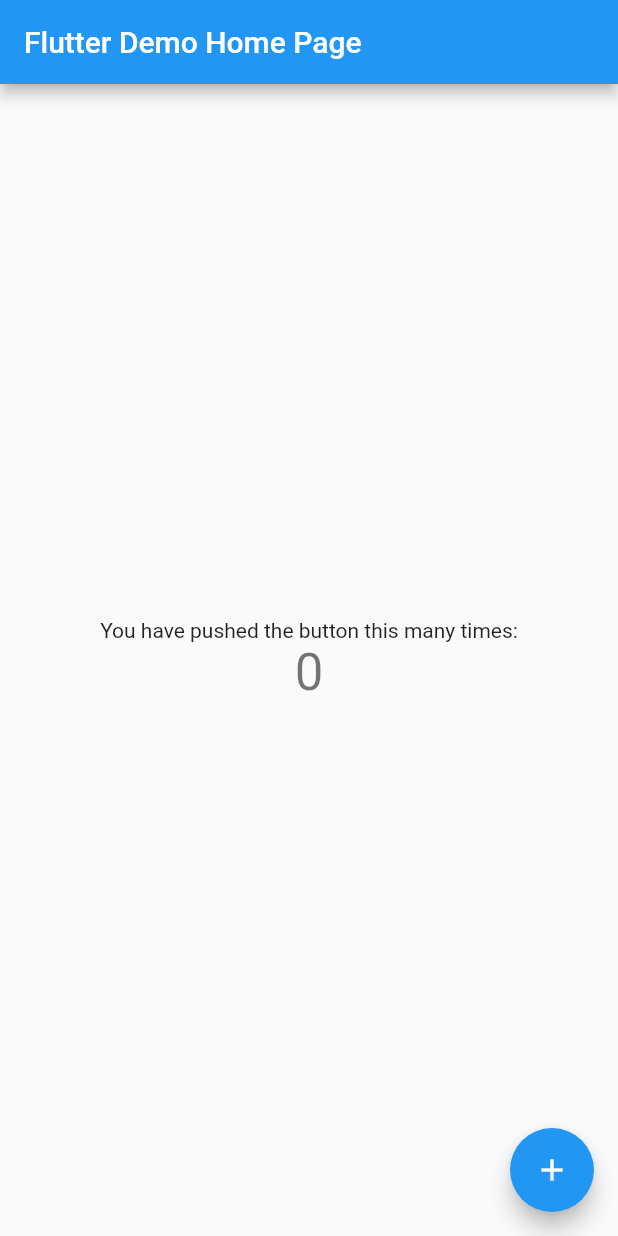
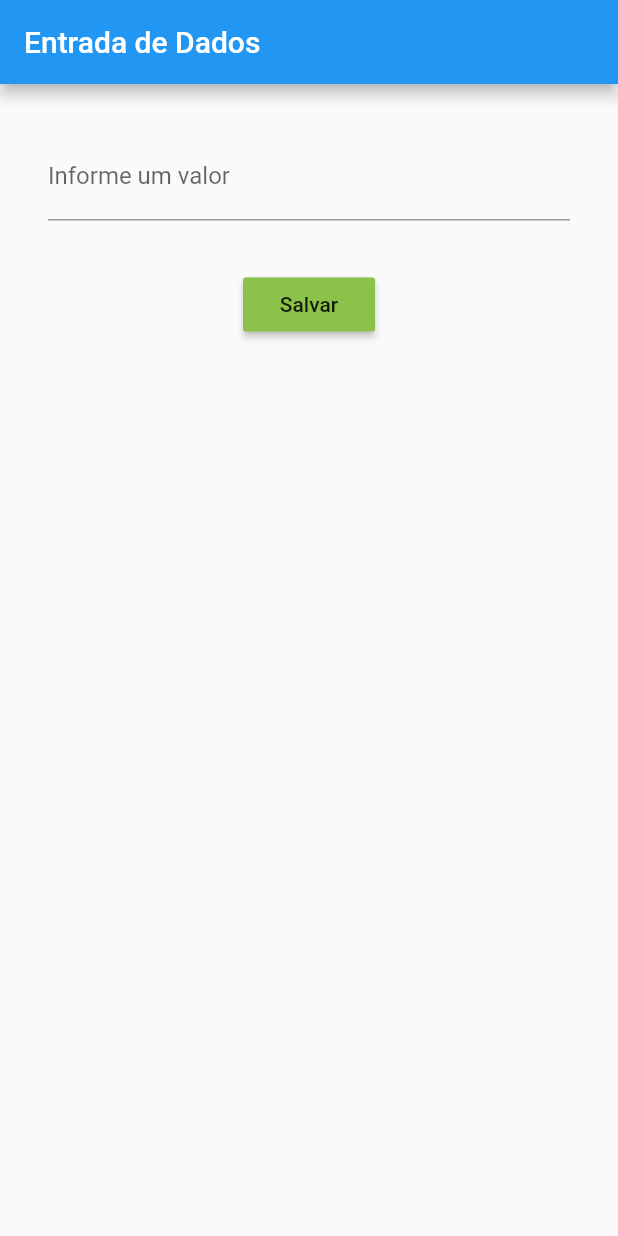
Before and after one commit to montonurb/apps-flutter-developments, a Flutter app: the screen it shows after launch, on a phone screen of 412 x 824 dp. Run offline on Flutter 3.47's test engine with Material 2 defaults, Android fonts, the phone set to English and light mode, and no system bars; our stand-ins replace shared_preferences.

Commit message:
entrada de dados no flutter

```diff
--- /dev/null
+++ b/entrada_dados/lib/campoTexto.dart
@@ -0,0 +1,53 @@
+import 'package:flutter/material.dart';
+
+class CampoTexto extends StatefulWidget {
+  @override
+  _CampoTextoState createState() => _CampoTextoState();
+}
+
+class _CampoTextoState extends State<CampoTexto> {
+  TextEditingController _textEditingController = TextEditingController();
+  @override
+  Widget build(BuildContext context) {
+    return Scaffold(
+      appBar: AppBar(
+        title: Text("Entrada de Dados"),
+      ),
+      body: Column(
+        children: <Widget>[
+          Padding(
+            padding: EdgeInsets.all(32),
+            child: TextField(
+              keyboardType: TextInputType.number,//text, number, emailAddres e datetime
+              decoration: InputDecoration(
+                labelText: "Informe um valor"
+              ),
+              //enabled: true,
+              /* maxLength: 2,
+              maxLengthEnforced: false, */
+              /* style: TextStyle(
+                fontSize: 25,
+                color: Colors.green
+              ), */
+              //obscureText: true, //password
+              /* onChanged: (String texto){ //executa toda vez que muda o valor
+                print("Valor informado: $texto");
+              }, */
+              onSubmitted: (String texto){
+                print("Valor informado: " + texto);
+              },
+              controller: _textEditingController,
+            ),
+          ),
+          RaisedButton(
+            child: Text("Salvar"),
+            color: Colors.lightGreen,
+            onPressed: (){
+              print("Valor informado: " + _textEditingController.text);
+            },
+          )
+        ],
+      ),
+    );
+  }
+}
--- a/entrada_dados/lib/main.dart
+++ b/entrada_dados/lib/main.dart
@@ -1,111 +1,10 @@
+import 'package:entrada_dados/campoTexto.dart';
 import 'package:flutter/material.dart';
 
-void main() => runApp(MyApp());
-
-class MyApp extends StatelessWidget {
-  // This widget is the root of your application.
-  @override
-  Widget build(BuildContext context) {
-    return MaterialApp(
-      title: 'Flutter Demo',
-      theme: ThemeData(
-        // This is the theme of your application.
-        //
-        // Try running your application with "flutter run". You'll see the
-        // application has a blue toolbar. Then, without quitting the app, try
-        // changing the primarySwatch below to Colors.green and then invoke
-        // "hot reload" (press "r" in the console where you ran "flutter run",
-        // or simply save your changes to "hot reload" in a Flutter IDE).
-        // Notice that the counter didn't reset back to zero; the application
-        // is not restarted.
-        primarySwatch: Colors.blue,
-      ),
-      home: MyHomePage(title: 'Flutter Demo Home Page'),
-    );
-  }
+void main() {
+  runApp(
+    MaterialApp(
+      home: CampoTexto(),
+    )
+  );
 }
-
-class MyHomePage extends StatefulWidget {
-  MyHomePage({Key key, this.title}) : super(key: key);
-
-  // This widget is the home page of your application. It is stateful, meaning
-  // that it has a State object (defined below) that contains fields that affect
-  // how it looks.
-
-  // This class is the configuration for the state. It holds the values (in this
-  // case the title) provided by the parent (in this case the App widget) and
-  // used by the build method of the State. Fields in a Widget subclass are
-  // always marked "final".
-
-  final String title;
-
-  @override
-  _MyHomePageState createState() => _MyHomePageState();
-}
-
-class _MyHomePageState extends State<MyHomePage> {
-  int _counter = 0;
-
-  void _incrementCounter() {
-    setState(() {
-      // This call to setState tells the Flutter framework that something has
-      // changed in this State, which causes it to rerun the build method below
-      // so that the display can reflect the updated values. If we changed
-      // _counter without calling setState(), then the build method would not be
-      // called again, and so nothing would appear to happen.
-      _counter++;
-    });
-  }
-
-  @override
-  Widget build(BuildContext context) {
-    // This method is rerun every time setState is called, for instance as done
-    // by the _incrementCounter method above.
-    //
-    // The Flutter framework has been optimized to make rerunning build methods
-    // fast, so that you can just rebuild anything that needs updating rather
-    // than having to individually change instances of widgets.
-    return Scaffold(
-      appBar: AppBar(
-        // Here we take the value from the MyHomePage object that was created by
-        // the App.build method, and use it to set our appbar title.
-        title: Text(widget.title),
-      ),
-      body: Center(
-        // Center is a layout widget. It takes a single child and positions it
-        // in the middle of the parent.
-        child: Column(
-          // Column is also a layout widget. It takes a list of children and
-          // arranges them vertically. By default, it sizes itself to fit its
-          // children horizontally, and tries to be as tall as its parent.
-          //
-          // Invoke "debug painting" (press "p" in the console, choose the
-          // "Toggle Debug Paint" action from the Flutter Inspector in Android
-          // Studio, or the "Toggle Debug Paint" command in Visual Studio Code)
-          // to see the wireframe for each widget.
-          //
-          // Column has various properties to control how it sizes itself and
-          // how it positions its children. Here we use mainAxisAlignment to
-          // center the children vertically; the main axis here is the vertical
-          // axis because Columns are vertical (the cross axis would be
-          // horizontal).
-          mainAxisAlignment: MainAxisAlignment.center,
-          children: <Widget>[
-            Text(
-              'You have pushed the button this many times:',
-            ),
-            Text(
-              '$_counter',
-              style: Theme.of(context).textTheme.display1,
-            ),
-          ],
-        ),
-      ),
-      floatingActionButton: FloatingActionButton(
-        onPressed: _incrementCounter,
-        tooltip: 'Increment',
-        child: Icon(Icons.add),
-      ), // This trailing comma makes auto-formatting nicer for build methods.
-    );
-  }
-}
--- a/jokenpo/lib/jogo.dart
+++ b/jokenpo/lib/jogo.dart
@@ -128,6 +128,9 @@ class _JogoState extends State<Jogo> {
               ),
             ]
           ),
+          Column(
+            crossAxisAlignment: CrossAxisAlignment.start,
+            children: <Widget>[
             Padding(
               padding: EdgeInsets.only(top: 32),
               child: Text(
@@ -163,6 +166,8 @@ class _JogoState extends State<Jogo> {
             ),
           ]
           ),
+        ]
+      ),
     );
   }
 }
```
Lines whose indentation alone changed are shown as unchanged.
